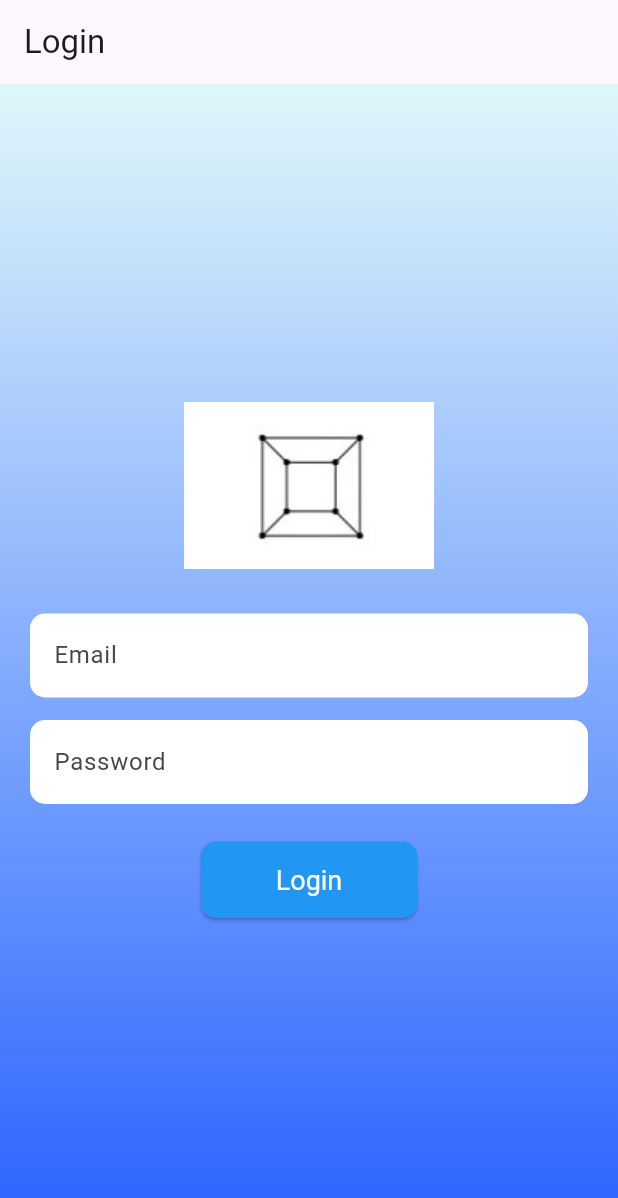
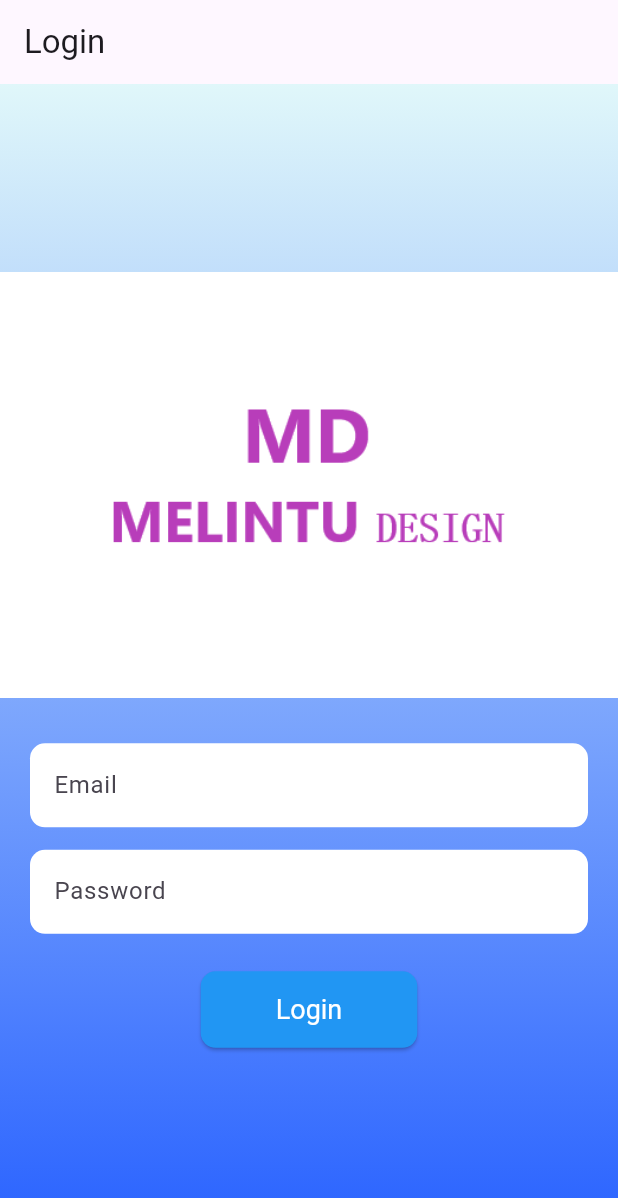
Before and after one commit to rizki-galat/melintu_design, a Flutter app: the screen it shows after launch, on a phone screen of 412 x 824 dp. Shown: the top 1198 px of the screen. Run offline on Flutter 3.47's test engine with Material 3 defaults, Android fonts, the phone set to English and light mode, and no system bars; our stand-ins replace image_picker, photo_view, shared_preferences, sqflite; accounts and stored records are empty.

Commit message:
modifikasi sedikit

```diff
--- a/lib/home_page.dart
+++ b/lib/home_page.dart
@@ -59,7 +59,7 @@ class _HomePageState extends State<HomePage> {
 
     return Scaffold(
       appBar: AppBar(
-        title: const Text('Melintu Desain'),
+        title: const Text('Melintu Design'),
       ),
       body: Center(
         child: _widgetOptions.elementAt(_selectedIndex),
--- a/lib/login_page.dart
+++ b/lib/login_page.dart
@@ -53,7 +53,7 @@ class _LoginPageState extends State<LoginPage> {
           child: Column(
             mainAxisAlignment: MainAxisAlignment.center,
             children: [
-              Image.asset('assets/graf.jpg'),
+              Image.asset('assets/logo.jpg'),
               const SizedBox(height: 30),
               Padding(
                 padding: const EdgeInsets.symmetric(horizontal: 20.0),
--- a/lib/main.dart
+++ b/lib/main.dart
@@ -12,7 +12,7 @@ class MyApp extends StatelessWidget {
   @override
   Widget build(BuildContext context) {
     return MaterialApp(
-      title: 'Melintu Desain',
+      title: 'Melintu Design',
       theme: ThemeData(
         primarySwatch: Colors.blue,
       ),
```
Also changed, not shown: assets/graf.jpg (deleted), assets/logo.jpg (added), lib/graf.jpg (deleted), lib/logo.jpg (added).
